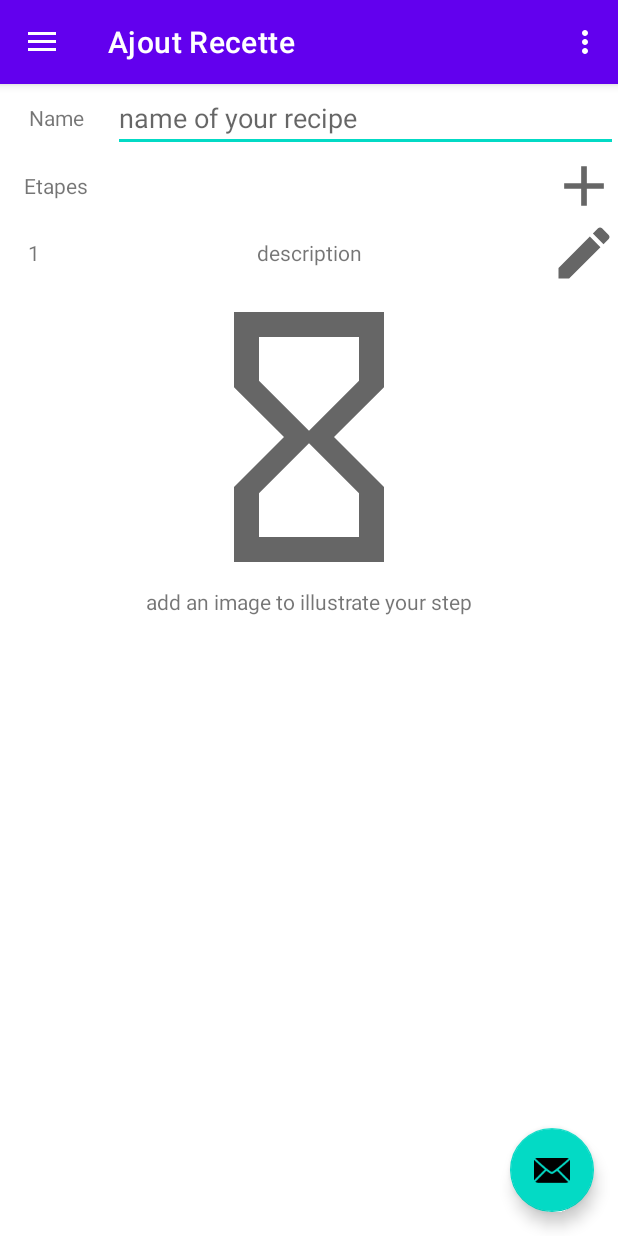
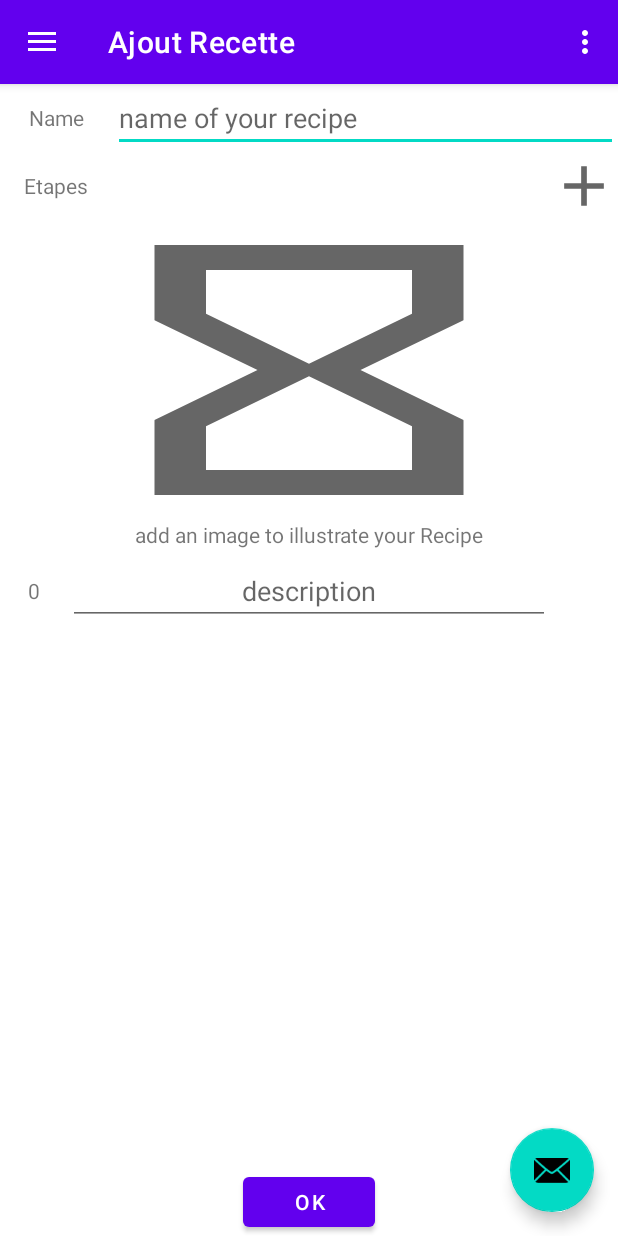
Before and after one commit to Nanok09/CentraleCookingClub, an Android app: the screen it shows after launch (MainActivity), in the side drawer, after a tap on "Ajout Recette", on a phone screen of 412 x 824 dp. Run offline under Robolectric (Android 15) with nearby library versions, the light colour scheme and no system bars; our stand-ins replace Room's generated code, navigation-ui; pictures from the network do not load.

Commit message:
ajout vue fragment ajout recette

```diff
--- a/app/src/main/java/com/example/centralecookingclub/ui/adapter/EditRecipeRecyclerAdapter.kt
+++ b/app/src/main/java/com/example/centralecookingclub/ui/adapter/EditRecipeRecyclerAdapter.kt
@@ -30,7 +30,7 @@ class EditRecipeRecyclerAdapter(val actionListener: ActionListener, _editRecipeL
         when(holder)
         {
             is EditRecipeViewHolder ->{
-                holder.bind(editRecipeList.get(position))
+                holder.bind(editRecipeList.get(position),position)
             }
         }
     }
@@ -38,25 +38,13 @@ class EditRecipeRecyclerAdapter(val actionListener: ActionListener, _editRecipeL
     inner class EditRecipeViewHolder constructor(editRecipe : View): RecyclerView.ViewHolder(editRecipe){
         private val descriptionTV : TextView = editRecipe.findViewById(R.id.description)
         private val numOfStepTV : TextView = editRecipe.findViewById(R.id.numEtape)
-        private val stepImg: ImageView = editRecipe.findViewById(R.id.imageEtape)
 
-        init {
-
-            stepImg.setOnClickListener{
-                val itemPosition = bindingAdapterPosition
-                if (itemPosition != RecyclerView.NO_POSITION) {
-                    val clickedItem = editRecipeList[itemPosition]
-                    actionListener.onItemClicked(itemPosition)
-                }
-            }
-        }
-
-        fun bind(editRecipe: EditRecipe){
-            //descriptionTV.text=editRecipe.description
+        fun bind(editRecipe: EditRecipe,position: Int){
+            numOfStepTV.text= position.toString()
         }
     }
     interface ActionListener {
 
-        fun onItemClicked(position: Int)
+        fun onItemClicked(position: Int,stepImage :ImageView)
     }
 }
--- a/app/src/main/java/com/example/centralecookingclub/ui/gallery/GalleryFragment.kt
+++ b/app/src/main/java/com/example/centralecookingclub/ui/gallery/GalleryFragment.kt
@@ -13,6 +13,7 @@ import android.util.Log
 import android.view.LayoutInflater
 import android.view.View
 import android.view.ViewGroup
+import android.widget.Button
 import android.widget.ImageView
 import android.widget.Toast
 import androidx.annotation.RequiresApi
@@ -22,6 +23,7 @@ import androidx.lifecycle.ViewModelProvider
 import androidx.lifecycle.lifecycleScope
 import androidx.recyclerview.widget.LinearLayoutManager
 import androidx.recyclerview.widget.RecyclerView
+import com.example.centralecookingclub.R
 import com.example.centralecookingclub.data.model.EditRecipe
 import com.example.centralecookingclub.data.model.Step
 import com.example.centralecookingclub.databinding.FragmentGalleryBinding
@@ -35,7 +37,7 @@ import java.io.FileOutputStream
 import java.io.OutputStream
 
 
-class GalleryFragment : Fragment(), EditRecipeRecyclerAdapter.ActionListener {
+class GalleryFragment : Fragment(), EditRecipeRecyclerAdapter.ActionListener, View.OnClickListener {
 
     val REQUEST_CODE = 100
     private val CAT = "EDPMR"
@@ -46,6 +48,8 @@ class GalleryFragment : Fragment(), EditRecipeRecyclerAdapter.ActionListener {
     lateinit var recyclerView : RecyclerView
     lateinit var _editRecipeList : MutableList<EditRecipe>
     lateinit var addImg: ImageView
+    lateinit var addStepBtn : ImageView
+    lateinit var btnvalidate : Button
 
     // This property is only valid between onCreateView and
     // onDestroyView.
@@ -64,21 +68,24 @@ class GalleryFragment : Fragment(), EditRecipeRecyclerAdapter.ActionListener {
     ): View? {
         galleryViewModel =
             ViewModelProvider(this).get(GalleryViewModel::class.java)
+        _binding = FragmentGalleryBinding.inflate(inflater, container, false)
+        btnvalidate= binding.btnValidateRecipe
+        addStepBtn=binding.addStepBtn
+        addStepBtn.setOnClickListener(this)
+        addImg=binding.imageofRecipe
+        addImg.setOnClickListener(this)
 
-        _binding = FragmentGalleryBinding.inflate(inflater, container, false)
         val root: View = binding.root
-        addImg = binding.imageView2
         return root
     }
     override fun onActivityCreated(savedInstanceState: Bundle?) {
         super.onActivityCreated(savedInstanceState)
 
         galleryViewModel.editRecipeList.observe(viewLifecycleOwner, Observer { editRecipeList ->
+            Log.d("CCC","observe")
             _editRecipeList.clear()
             _editRecipeList.addAll(editRecipeList)
             editRecipeAdapter.notifyDataSetChanged()})
-
-        galleryViewModel.editRecipeList.value= mutableListOf(EditRecipe())
         _editRecipeList = mutableListOf()
 
         val fragmentScope = CoroutineScope(Dispatchers.IO)
@@ -114,8 +121,8 @@ class GalleryFragment : Fragment(), EditRecipeRecyclerAdapter.ActionListener {
     }
 
 
-    override fun onItemClicked(position: Int) {
-
+    override fun onItemClicked(position: Int, stepImage : ImageView) {
+        addImg=stepImage
         alerter("click, lancement openGalleryForImage()")
         openGalleryForImage()
 
@@ -144,12 +151,25 @@ class GalleryFragment : Fragment(), EditRecipeRecyclerAdapter.ActionListener {
         //We get the image from the hidden image view created by openGalleryForImage()
         var img = (addImg.drawable as BitmapDrawable).bitmap
 
-        TODO() //get stepNumber, description, description short from ui and create Step object
+        /*TODO() //get stepNumber, description, description short from ui and create Step object
         var step = Step(1, 1, "jojo", "koko", "", img)
 
         //Call Viewmodel
-        galleryViewModel.addStep(step)
+        galleryViewModel.addStep(step)*/
 
+    }
+
+    override fun onClick(v: View?) {
+        when(v?.id)
+        {
+            R.id.addStepBtn->{
+                Log.d("CCC", galleryViewModel.editRecipeList.value?.size.toString())
+                galleryViewModel.addEditRecipe()
+            }
+            R.id.imageofRecipe->{
+                openGalleryForImage()
+            }
+        }
     }
 
 
--- a/app/src/main/java/com/example/centralecookingclub/ui/gallery/GalleryViewModel.kt
+++ b/app/src/main/java/com/example/centralecookingclub/ui/gallery/GalleryViewModel.kt
@@ -16,7 +16,9 @@ class GalleryViewModel(application: Application) : AndroidViewModel(application)
     private val _text = MutableLiveData<String>().apply {
         value = "This is gallery Fragment"
     }
-    var editRecipeList = MutableLiveData<MutableList<EditRecipe>>()
+    var editRecipeList = MutableLiveData<MutableList<EditRecipe>>().apply {
+        value = mutableListOf<EditRecipe>(EditRecipe())
+    }
     val text: LiveData<String> = _text
 
     private val cccRepository by lazy { CCCRepository.newInstance(application)}
@@ -45,6 +47,13 @@ class GalleryViewModel(application: Application) : AndroidViewModel(application)
             }
         }
     }
+    fun addEditRecipe()
+    {
+        val temp = mutableListOf<EditRecipe>()
+        temp.addAll(editRecipeList.value!!)
+        temp.add(EditRecipe())
+        editRecipeList.value=temp
+    }
 
     sealed class ViewState{
         object Loading : ViewState()
--- a/app/src/main/java/com/example/centralecookingclub/ui/home/HomeFragment.kt
+++ b/app/src/main/java/com/example/centralecookingclub/ui/home/HomeFragment.kt
@@ -38,6 +38,7 @@ class HomeFragment : Fragment(), ItemRecyclerAdapter.ActionListener {
         homeViewModel =
             ViewModelProvider(this).get(HomeViewModel::class.java)
 
+
         _binding = FragmentHomeBinding.inflate(inflater, container, false)
         val root: View = binding.root
         return root
--- a/app/src/main/res/layout/edit_recipe.xml
+++ b/app/src/main/res/layout/edit_recipe.xml
@@ -14,10 +14,10 @@
         app:layout_constraintStart_toStartOf="parent"
         app:layout_constraintTop_toTopOf="parent" />
 
-    <TextView
+    <EditText
         android:id="@+id/description"
         android:gravity="center"
-        android:text="description"
+        android:hint="description"
         android:layout_width="match_parent"
         android:layout_height="wrap_content"
         android:minHeight="45dp"
@@ -26,29 +26,4 @@
         app:layout_constraintStart_toStartOf="parent"
         app:layout_constraintTop_toTopOf="parent"/>
 
-    <ImageView
-        android:src="@drawable/ic_baseline_edit_24"
-        android:id="@+id/ic_edit"
-        android:layout_width="45dp"
-        android:layout_height="45dp"
-        app:layout_constraintEnd_toEndOf="parent"
-        app:layout_constraintTop_toTopOf="parent" />
-
-    <ImageView
-        android:src="@drawable/ic_baseline_hourglass_empty_24"
-        android:id="@+id/imageEtape"
-        android:layout_width="match_parent"
-        android:layout_height="200dp"
-        app:layout_constraintTop_toBottomOf="@id/description" />
-    <TextView
-        android:id="@+id/addImage"
-        android:gravity="center"
-        android:text="add an image to illustrate your step"
-        android:layout_width="match_parent"
-        android:layout_height="wrap_content"
-        app:layout_constraintStart_toStartOf="parent"
-        app:layout_constraintTop_toBottomOf="@id/imageEtape"/>
-
-
-
 </androidx.constraintlayout.widget.ConstraintLayout>
--- a/app/src/main/res/layout/fragment_gallery.xml
+++ b/app/src/main/res/layout/fragment_gallery.xml
@@ -21,6 +21,21 @@
         android:layout_height="45dp"
         android:layout_marginStart="75dp"
         app:layout_constraintTop_toTopOf="parent" />
+    <ImageView
+        android:src="@drawable/ic_baseline_hourglass_empty_24"
+        android:scaleType="fitXY"
+        android:id="@+id/imageofRecipe"
+        android:layout_width="match_parent"
+        android:layout_height="200dp"
+        app:layout_constraintTop_toBottomOf="@id/EtapeTV" />
+    <TextView
+        android:id="@+id/addImage"
+        android:gravity="center"
+        android:text="add an image to illustrate your Recipe"
+        android:layout_width="match_parent"
+        android:layout_height="20dp"
+        app:layout_constraintStart_toStartOf="parent"
+        app:layout_constraintTop_toBottomOf="@id/imageofRecipe"/>
 
     <TextView
         android:gravity="center"
@@ -32,6 +47,7 @@
         app:layout_constraintTop_toBottomOf="@id/tNameTV" />
 
     <ImageView
+        android:id="@+id/addStepBtn"
         android:src="@drawable/ic_add_24"
         android:layout_width="45dp"
         android:layout_height="45dp"
@@ -44,16 +60,15 @@
         android:layout_height="match_parent"
         tools:layout_editor_absoluteX="0dp"
         tools:layout_editor_absoluteY="1dp"
-        android:layout_marginTop="90dp"/>
+        android:layout_marginTop="315dp"
+        android:layout_marginBottom="45dp"/>
 
-    <ImageView
-        android:id="@+id/imageView2"
+    <Button
+        android:id="@+id/btnValidateRecipe"
         android:layout_width="wrap_content"
-        android:layout_height="wrap_content"
-        android:layout_marginStart="24dp"
-        android:layout_marginBottom="24dp"
-        android:visibility="gone"
+        android:layout_height="45dp"
+        android:text="ok"
         app:layout_constraintBottom_toBottomOf="parent"
-        app:layout_constraintStart_toStartOf="parent"
-        tools:src="@tools:sample/avatars" />
+        app:layout_constraintEnd_toEndOf="parent"
+        app:layout_constraintStart_toStartOf="parent" />
 </androidx.constraintlayout.widget.ConstraintLayout>
```
